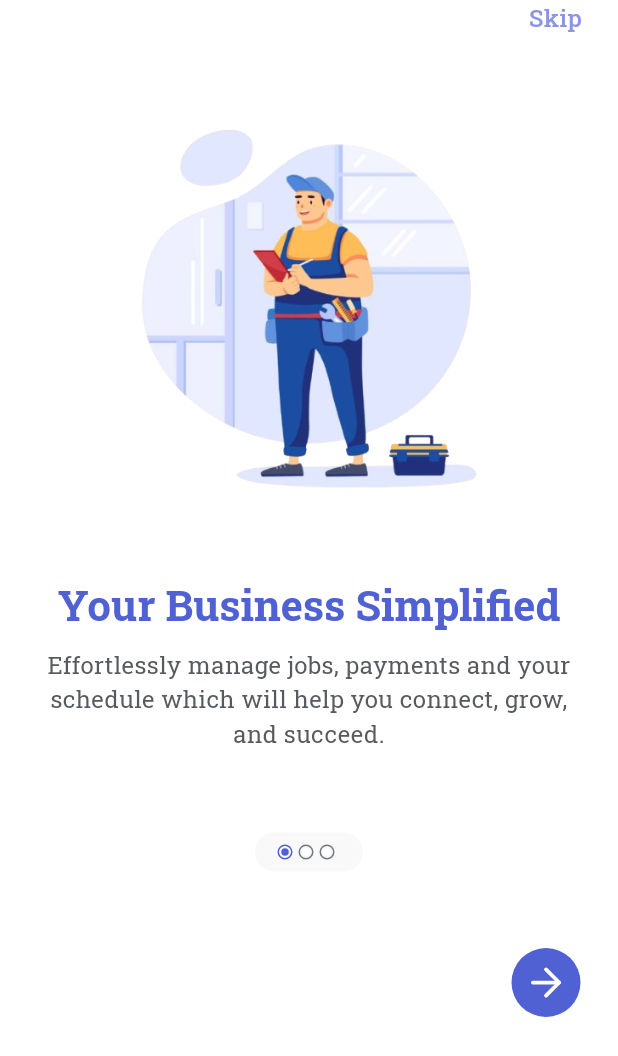
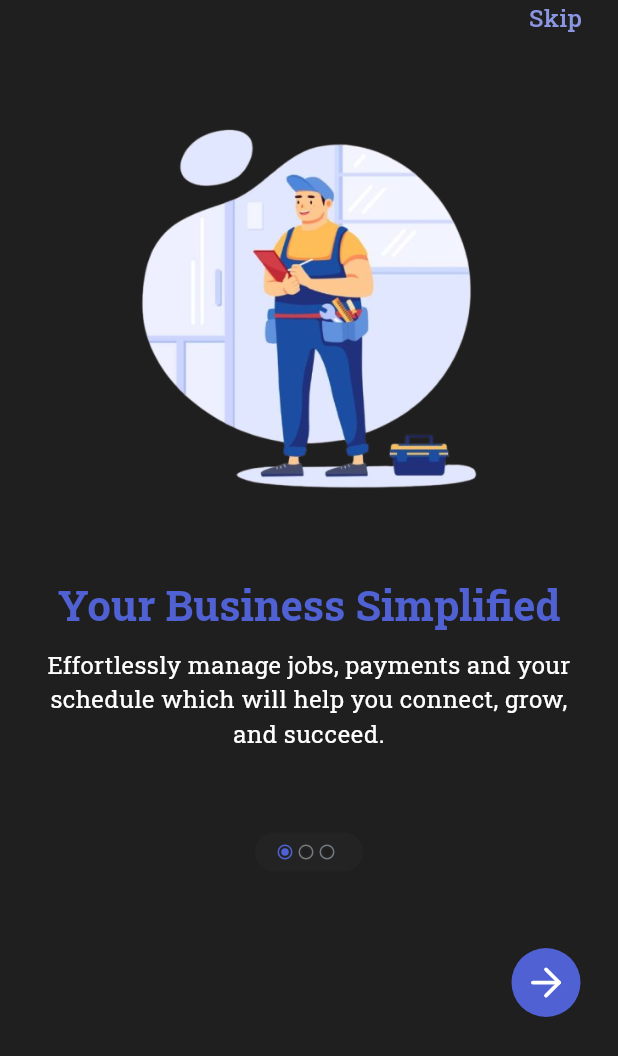
Before and after one commit to ejim11/handyman, a Flutter app: the screen it shows after launch, on a phone screen of 412 x 824 dp. Shown: the top 1056 px of the screen. Run offline on Flutter 3.47's test engine with Material 3 defaults, Android fonts, the phone set to English and light mode, and no system bars; drawn by our look-alikes of carousel_slider; our stand-ins replace feather_icons, google_fonts, loading_animation_widget.

Commit message:
💄 added more custom colors to the color scheme

```diff
--- a/lib/main.dart
+++ b/lib/main.dart
@@ -8,7 +8,8 @@ var kColorScheme = ColorScheme.fromSeed(
     seedColor: Colors.white,
     surface: Colors.white,
     onSurface: const Color.fromRGBO(87, 91, 95, 1),
-    primaryContainer: const Color.fromRGBO(249, 249, 249, 1));
+    primaryContainer: const Color.fromRGBO(249, 249, 249, 1),
+    onPrimary: const Color.fromRGBO(79, 97, 211, 1));
 
 // choosing a color scheme for dark mode
 var kDarkColorScheme = ColorScheme.fromSeed(
@@ -16,7 +17,8 @@ var kDarkColorScheme = ColorScheme.fromSeed(
     seedColor: Colors.black,
     surface: const Color.fromRGBO(31, 31, 31, 1),
     onSurface: const Color.fromRGBO(255, 255, 255, 1),
-    primaryContainer: const Color.fromRGBO(35, 35, 35, 1));
+    primaryContainer: const Color.fromRGBO(35, 35, 35, 1),
+    onPrimary: const Color.fromRGBO(79, 97, 211, 1));
 
 void main() {
   // This makes the orientation of the device to be fixed
@@ -53,7 +55,7 @@ class MyApp extends StatelessWidget {
         ),
       ),
       // choosing theme based of the systems theme
-      themeMode: ThemeMode.light,
+      themeMode: ThemeMode.dark,
       home: const FirstScreen(),
     );
   }
```
